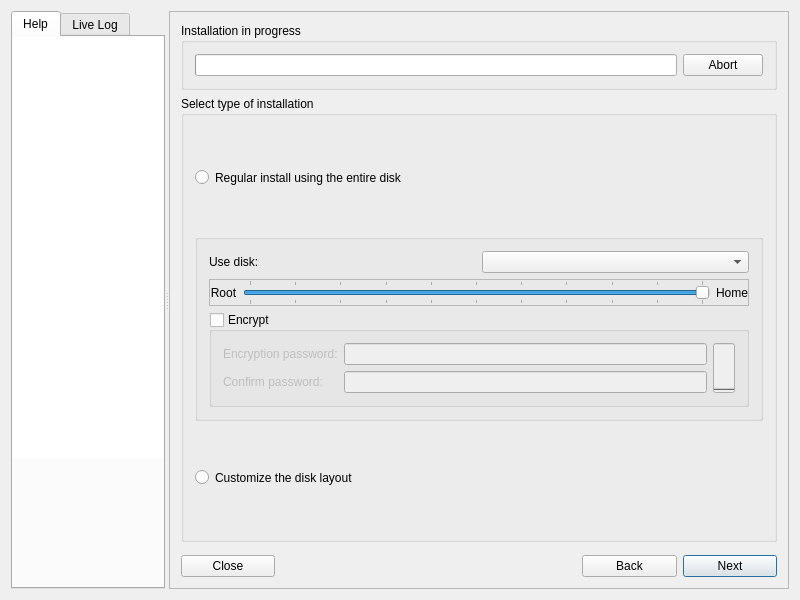
gazelle-installer/gazelle-installer, file meinstall.ui: the form before one commit.
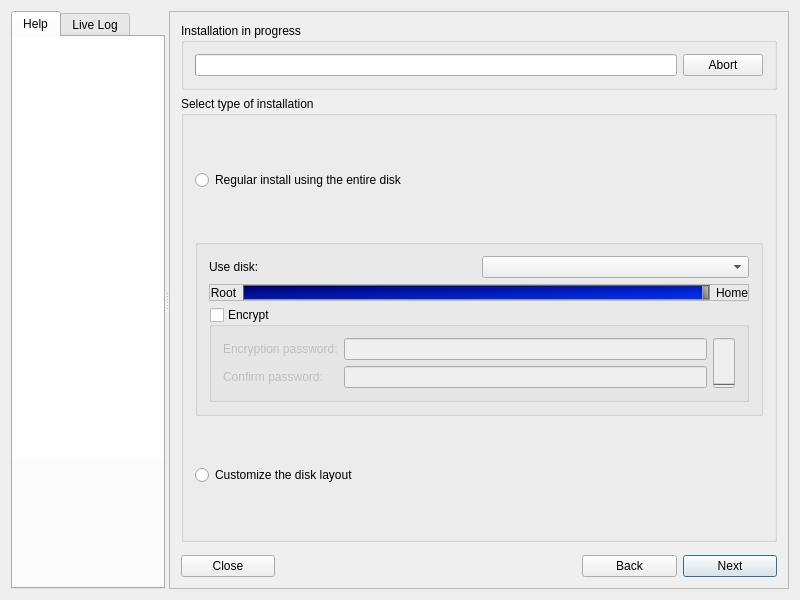
The form after the commit. The open tabs and pages were chosen to show the change. Icons and pictures are not drawn. Custom widgets are drawn as their Qt base class.

Commit message: Improve partition slider appearance to convey two portions.

```diff
--- a/meinstall.ui
+++ b/meinstall.ui
@@ -494,6 +494,43 @@
                     </item>
                     <item>
                      <widget class="QSlider" name="sliderPart">
+                      <property name="sizePolicy">
+                       <sizepolicy hsizetype="Expanding" vsizetype="Preferred">
+                        <horstretch>0</horstretch>
+                        <verstretch>0</verstretch>
+                       </sizepolicy>
+                      </property>
+                      <property name="styleSheet">
+                       <string notr="true">QSlider::groove:horizontal { border: 1 inset; }
+
+QSlider::sub-page:horizontal {
+	background: QLinearGradient(x1:0, y1:0, x2:1, y2:1, stop:0 #006 stop:1 #03F);
+	border: 1 inset #666;
+	border-right: none;
+}
+QSlider::add-page:horizontal {
+	background: QLinearGradient(x1:0, y1:0, x2:1, y2:1, stop:0 #060, stop:1 #0F3);
+	border: 1 inset #666;
+	border-left: none;
+}
+
+QSlider::handle:horizontal {
+	background: QLinearGradient(x1:0, y1:1, x2:1, y2:0, stop:0 #666, stop:1 #CCC);
+	width: 5;
+	border: 1 outset #666;
+}
+QSlider::handle:horizontal:hover {
+	background: QLinearGradient(x1:0, y1:1, x2:1, y2:0, stop:0 #999, stop:1 #FFF);
+}
+
+QSlider::sub-page:horizontal:disabled,
+QSlider::add-page:horizontal:disabled,
+QSlider::handle:horizontal:disabled {
+	background: none;
+	border-color: #444;
+	border-style: solid;
+}</string>
+                      </property>
                       <property name="maximum">
                        <number>100</number>
                       </property>
@@ -503,12 +540,6 @@
                       <property name="orientation">
                        <enum>Qt::Horizontal</enum>
                       </property>
-                      <property name="tickPosition">
-                       <enum>QSlider::TicksBothSides</enum>
-                      </property>
-                      <property name="tickInterval">
-                       <number>10</number>
-                      </property>
                      </widget>
                     </item>
                     <item>
```
